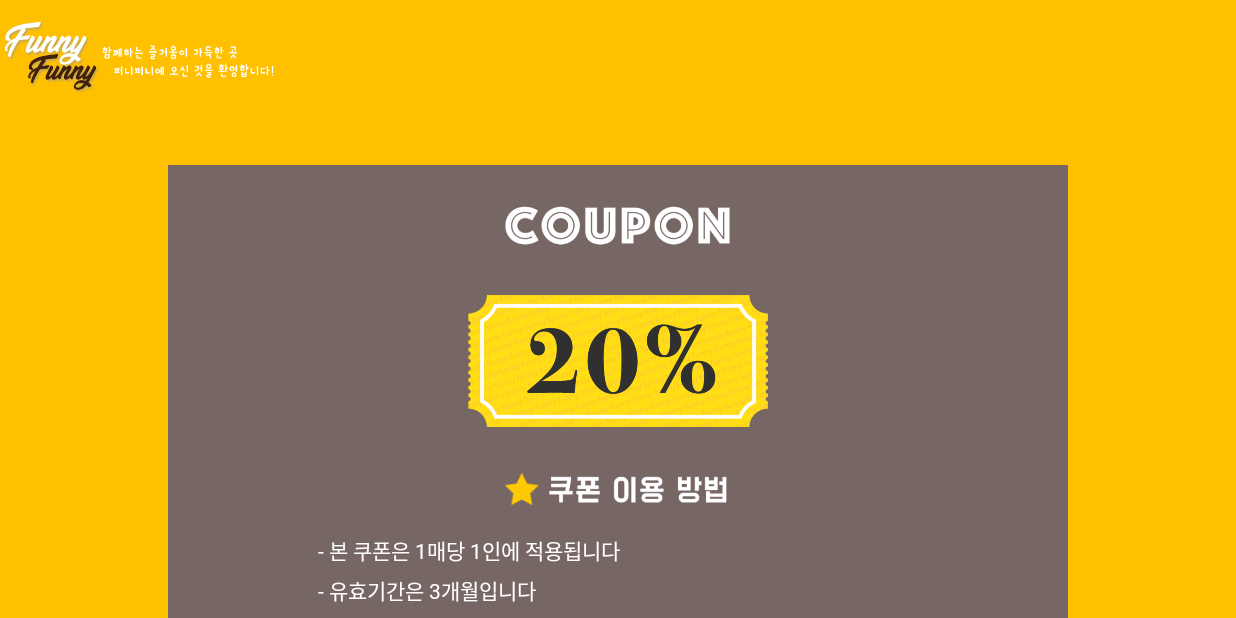
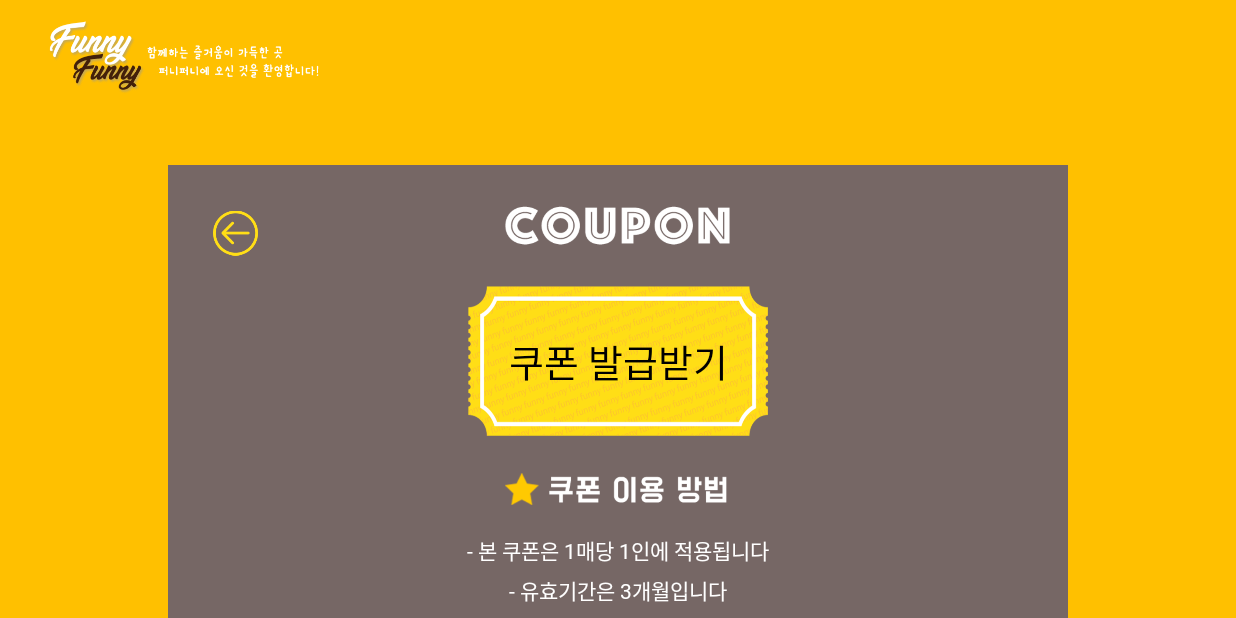
Before and after one commit to chiopasta/funny, an Android app: the CouponActivity screen opened directly, with no data from a screen before it, on a phone screen of 824 x 412 dp (held sideways). Run offline under Robolectric (Android 15) with nearby library versions, the phone set to English and light mode, and no system bars.

Commit message:
쿠폰발급기능 추가

```diff
--- a/app/src/main/res/layout/activity_coupon.xml
+++ b/app/src/main/res/layout/activity_coupon.xml
@@ -13,6 +13,7 @@
         android:layout_height="100dp">
 
         <ImageView
+            android:layout_marginLeft="30dp"
             android:src="@drawable/logo"
             android:layout_width="200dp"
             android:layout_height="80dp"></ImageView>
@@ -27,6 +28,15 @@
         android:layout_height="400dp">
 
         <ImageView
+            android:layout_alignParentTop="true"
+            android:layout_marginTop="15dp"
+            android:layout_marginLeft="30dp"
+            android:id="@+id/coupon_back_bt"
+            android:src="@drawable/backarrow"
+            android:layout_width="30dp"
+            android:layout_height="60dp"/>
+
+        <ImageView
             android:layout_marginTop="15dp"
             android:id="@+id/coupon_title"
             android:layout_centerHorizontal="true"
@@ -35,19 +45,23 @@
             android:layout_height="50dp">
         </ImageView>
 
-        <ImageView
+        <Button
             android:layout_marginTop="15dp"
             android:layout_centerHorizontal="true"
-            android:id="@+id/coupon_20"
+            android:id="@+id/make_coupon_bt"
             android:layout_below="@id/coupon_title"
-            android:src="@drawable/twenty"
+            android:background="@drawable/new_coupon"
+            android:text="쿠폰 발급받기"
+            android:fontFamily="@font/bmdo"
+            android:textSize="25sp"
+            android:textColor="#000000"
             android:layout_width="200dp"
             android:layout_height="100dp">
-        </ImageView>
+        </Button>
 
         <ImageView
             android:layout_marginTop="15dp"
-            android:layout_below="@id/coupon_20"
+            android:layout_below="@id/make_coupon_bt"
             android:layout_centerHorizontal="true"
             android:id="@+id/coupon_intro"
             android:src="@drawable/coupon_intro"
@@ -58,7 +72,7 @@
             android:layout_marginTop="10dp"
             android:id="@+id/coupon_tx1"
             android:layout_below="@id/coupon_intro"
-            android:layout_marginLeft="100dp"
+            android:layout_centerHorizontal="true"
             android:fontFamily="@font/bmdo"
             android:textColor="#ffffff"
             android:text="- 본 쿠폰은 1매당 1인에 적용됩니다"
@@ -70,7 +84,7 @@
             android:layout_marginTop="5dp"
             android:id="@+id/coupon_tx2"
             android:layout_below="@id/coupon_tx1"
-            android:layout_marginLeft="100dp"
+            android:layout_centerHorizontal="true"
             android:fontFamily="@font/bmdo"
             android:textColor="#ffffff"
             android:text="- 유효기간은 3개월입니다"
@@ -82,7 +96,7 @@
             android:layout_marginTop="5dp"
             android:id="@+id/coupon_tx3"
             android:layout_below="@id/coupon_tx2"
-            android:layout_marginLeft="100dp"
+            android:layout_centerHorizontal="true"
             android:fontFamily="@font/bmdo"
             android:textColor="#ffffff"
             android:text="- 사진을 찍어주세요"
@@ -94,7 +108,7 @@
             android:layout_marginTop="5dp"
             android:id="@+id/coupon_tx4"
             android:layout_below="@id/coupon_tx3"
-            android:layout_marginLeft="100dp"
+            android:layout_centerHorizontal="true"
             android:fontFamily="@font/bmdo"
             android:textColor="#ffffff"
             android:text="- 중복 적용은 불가합니다"
@@ -106,7 +120,7 @@
             android:layout_marginTop="5dp"
             android:id="@+id/coupon_code"
             android:layout_below="@id/coupon_tx4"
-            android:layout_marginLeft="100dp"
+            android:layout_centerHorizontal="true"
             android:fontFamily="@font/bmdo"
             android:textColor="#ffffff"
             android:textSize="15sp"
@@ -117,4 +131,11 @@
 
     </RelativeLayout>
 
+    <ProgressBar
+        android:id="@+id/coupon_pbar"
+        android:layout_centerInParent="true"
+        android:layout_width="wrap_content"
+        android:layout_height="wrap_content">
+    </ProgressBar>
+
 </RelativeLayout>
```
Also changed, not shown: app/src/main/java/com/bitxflow/funny/biz/coupon/CouponActivity.kt (+23 -18 lines), app/src/main/java/com/bitxflow/funny/biz/search/GameListAdapter.kt (+0 -11 lines), app/src/main/res/drawable-v24/backarrow.png (added), app/src/main/res/drawable-v24/new_coupon.png (added).
